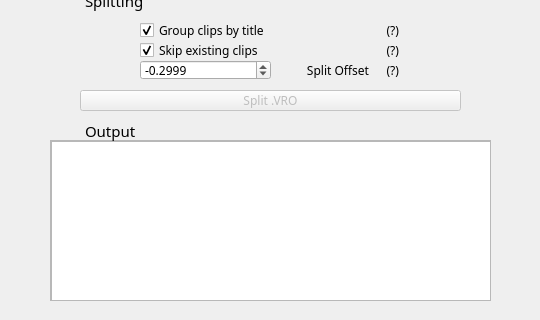
This is form.ui in spinningbanana/dvd-rtr-vmg0-splitter as Qt 5 draws it before an edit; both pictures show x 0 to 540 and y 200 to 520 of the 540 by 520 pixel window. The edited form follows.
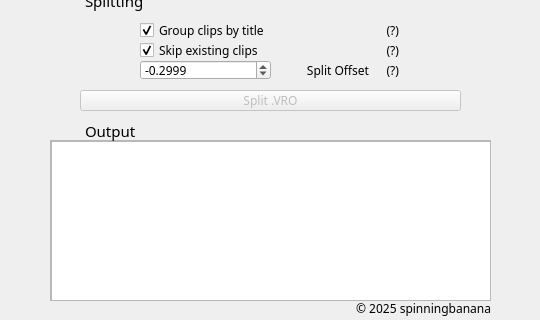
This is the edited form.

Patch:
```diff
--- a/form.ui
+++ b/form.ui
@@ -527,6 +527,34 @@
     <number>2</number>
    </property>
   </widget>
+  <widget class="QLabel" name="copyright">
+   <property name="geometry">
+    <rect>
+     <x>50</x>
+     <y>500</y>
+     <width>441</width>
+     <height>20</height>
+    </rect>
+   </property>
+   <property name="font">
+    <font>
+     <family>MS Gothic</family>
+     <pointsize>9</pointsize>
+    </font>
+   </property>
+   <property name="text">
+    <string>© 2025 spinningbanana</string>
+   </property>
+   <property name="alignment">
+    <set>Qt::AlignmentFlag::AlignRight|Qt::AlignmentFlag::AlignTop|Qt::AlignmentFlag::AlignTrailing</set>
+   </property>
+   <property name="margin">
+    <number>0</number>
+   </property>
+   <property name="indent">
+    <number>0</number>
+   </property>
+  </widget>
  </widget>
  <resources/>
  <connections>
```
